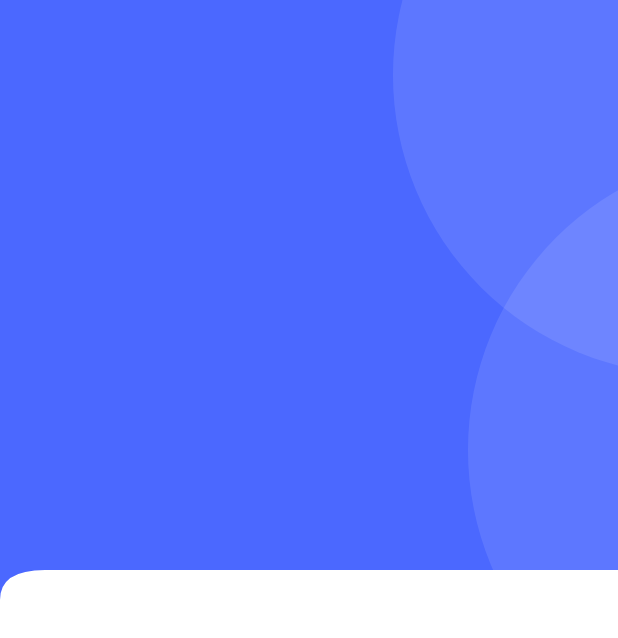
After one commit to vjn6805/Tstore, a Flutter app: the HomeScreen screen opened directly, on a phone screen of 412 x 824 dp. The commit adds this screen. Shown: the top 638 px of the screen. Run offline on Flutter 3.47's test engine with Material 3 defaults, Android fonts, the phone set to English and light mode, and no system bars; our stand-ins replace get, get_storage, iconsax_flutter, logger, smooth_page_indicator; accounts and stored records are empty; project files that could hold a hidden picture were left out.

Commit message:
Commit 3

```diff
--- /dev/null
+++ b/lib/common/widgets/custom_shapes/containers/circular_container.dart
@@ -0,0 +1,30 @@
+import 'package:flutter/material.dart';
+
+import '../../../../utils/constants/colors.dart';
+
+class TCircularContainer extends StatelessWidget {
+  const TCircularContainer({
+    super.key, this.width=400, this.height=400, this.raduis=400, this.padding=0, this.child, this.backgroundcolor=TCOlors.white,
+  });
+
+  final double? width;
+  final double? height;
+  final double raduis;
+  final double padding;
+  final Widget? child;
+  final Color backgroundcolor;
+
+  @override
+  Widget build(BuildContext context) {
+    return Container(
+      width: width,
+      height: height,
+      padding: EdgeInsets.all(padding),
+      decoration: BoxDecoration(
+          borderRadius: BorderRadius.circular(raduis),
+          color: TCOlors.textWhite.withOpacity(0.1)
+      ),
+      child: child,
+    );
+  }
+}
--- /dev/null
+++ b/lib/common/widgets/custom_shapes/containers/primary_header_container.dart
@@ -0,0 +1,43 @@
+import 'package:flutter/material.dart';
+
+import '../../../../utils/constants/colors.dart';
+import '../curved_shapes/curved_edge_widget.dart';
+import 'circular_container.dart';
+
+class TPrimaryHeaderContainer extends StatelessWidget {
+  const TPrimaryHeaderContainer({
+    super.key, required this.child,
+  });
+
+  final Widget child;
+
+  @override
+  Widget build(BuildContext context) {
+    return TCurvedEdgesWidget(child: Container(
+      color: TCOlors.primary,
+      padding: EdgeInsets.all(0),
+      child: SizedBox(
+        height: 400,
+        child: Stack(
+          children: [
+            Positioned(
+                top: -150,
+                right: -250,
+                child: TCircularContainer(
+                  backgroundcolor: TCOlors.textWhite.withOpacity(0.1),
+                )),
+            Positioned(
+              top: 100,
+              right: -300,
+              child: TCircularContainer(
+                backgroundcolor: TCOlors.textWhite.withOpacity(0.1),
+              ),
+            ),
+            child,
+
+          ],
+        ),
+      ),
+    ),);
+  }
+}
--- /dev/null
+++ b/lib/common/widgets/custom_shapes/curved_shapes/curved_edge_widget.dart
@@ -0,0 +1,19 @@
+import 'package:flutter/material.dart';
+
+import 'curved_edges.dart';
+
+class TCurvedEdgesWidget extends StatelessWidget {
+  const TCurvedEdgesWidget({
+    super.key, this.child,
+  });
+
+  final Widget? child;
+
+  @override
+  Widget build(BuildContext context) {
+    return ClipPath(
+      clipper: TCustomCurvedEdges(),
+      child: child,
+    );
+  }
+}
--- /dev/null
+++ b/lib/common/widgets/custom_shapes/curved_shapes/curved_edges.dart
@@ -0,0 +1,31 @@
+import 'package:flutter/material.dart';
+
+class TCustomCurvedEdges extends CustomClipper<Path>{
+  @override
+  Path getClip(Size size) {
+    var path=Path();
+    path.lineTo(0, size.height);
+
+    final firstCurve=Offset(0, size.height-20);
+    final lastCurve=Offset(30, size.height-20);
+    path.quadraticBezierTo(firstCurve.dx, firstCurve.dy, lastCurve.dx, lastCurve.dy);
+
+    final SecondFirstCurve=Offset(0, size.height-20);
+    final SecondLastCurve=Offset(size.width-30, size.height-20);
+    path.quadraticBezierTo(SecondFirstCurve.dx, SecondFirstCurve.dy, SecondLastCurve.dx, SecondLastCurve.dy);
+
+    final ThirdFirstCurve=Offset(size.width, size.height-20);
+    final ThirdLastCurve=Offset(size.width, size.height-20);
+    path.quadraticBezierTo(ThirdFirstCurve.dx, ThirdFirstCurve.dy, ThirdLastCurve.dx, ThirdLastCurve.dy);
+
+    path.lineTo(size.width, 0);
+    path.close();
+    return path;
+  }
+
+  @override
+  bool shouldReclip(covariant CustomClipper oldClipper) {
+    return true;
+  }
+
+}
--- a/lib/features/authentication/screens/login/widgets/login_form.dart
+++ b/lib/features/authentication/screens/login/widgets/login_form.dart
@@ -1,5 +1,6 @@
 import 'package:catlog/features/authentication/screens/password_configration/forget_password.dart';
 import 'package:catlog/features/authentication/screens/signup/signup.dart';
+import 'package:catlog/navigation_menu.dart';
 import 'package:flutter/material.dart';
 import 'package:get/get.dart';
 import 'package:get/get_core/src/get_main.dart';
@@ -57,7 +58,7 @@ class TLoginForm extends StatelessWidget {
           SizedBox(
             width: double.infinity,
             child: ElevatedButton(
-                onPressed: () {}, child: Text(TTexts.signIn)),
+                onPressed: () =>Get.to(()=>NavigationMenu()), child: Text(TTexts.signIn)),
           ),
           SizedBox(
             height: TSizes.spaceBtwItems,
--- /dev/null
+++ b/lib/features/shop/screens/home/home.dart
@@ -0,0 +1,26 @@
+import 'package:catlog/common/widgets/custom_shapes/curved_shapes/curved_edges.dart';
+import 'package:catlog/utils/constants/colors.dart';
+import 'package:flutter/material.dart';
+
+import '../../../../common/widgets/custom_shapes/containers/circular_container.dart';
+import '../../../../common/widgets/custom_shapes/containers/primary_header_container.dart';
+import '../../../../common/widgets/custom_shapes/curved_shapes/curved_edge_widget.dart';
+
+class HomeScreen extends StatelessWidget {
+  const HomeScreen({super.key});
+
+  @override
+  Widget build(BuildContext context) {
+    return Scaffold(
+      body: SingleChildScrollView(
+        child: Column(
+          children: [
+            TPrimaryHeaderContainer(
+              child: Container(),
+            ),
+          ],
+        ),
+      ),
+    );
+  }
+}
--- /dev/null
+++ b/lib/navigation_menu.dart
@@ -0,0 +1,46 @@
+import 'package:catlog/features/shop/screens/home/home.dart';
+import 'package:catlog/utils/constants/colors.dart';
+import 'package:catlog/utils/helpers/helper_functions.dart';
+import 'package:flutter/material.dart';
+import 'package:get/get.dart';
+import 'package:get_storage/get_storage.dart';
+import 'package:iconsax_flutter/iconsax_flutter.dart';
+
+class NavigationMenu extends StatelessWidget {
+  const NavigationMenu({super.key});
+
+  @override
+  Widget build(BuildContext context) {
+    final controller=Get.put(NavigationController());
+    final dark=THelperFunctions.isDarkMode(context);
+
+    return Scaffold(
+      bottomNavigationBar: Obx(
+        () => NavigationBar(
+          height: 80,
+          elevation: 0,
+          selectedIndex: controller.selectedIndex.value,
+          onDestinationSelected: (index) =>controller.selectedIndex.value=index,
+
+          backgroundColor: dark?TCOlors.black:Colors.white,
+          indicatorColor: dark?TCOlors.white.withOpacity(0.1):TCOlors.black.withOpacity(0.1),
+          destinations: [
+            NavigationDestination(icon: Icon(Iconsax.home), label: 'Home'),
+            NavigationDestination(icon: Icon(Iconsax.shop), label: 'Store'),
+            NavigationDestination(icon: Icon(Iconsax.heart), label: 'Wishlist'),
+            NavigationDestination(icon: Icon(Iconsax.user), label: 'Profile'),
+          ],
+        ),
+      ),
+      body: Obx(()=> controller.screens[controller.selectedIndex.value]),
+    );
+  }
+}
+
+class NavigationController extends GetxController{
+  final Rx<int> selectedIndex=0.obs;
+
+  //add screesn in the list
+  final screens=[HomeScreen(),Container(color: Colors.purple,),Container(color: Colors.orange,),Container(color: Colors.blue,)];
+
+}
```
